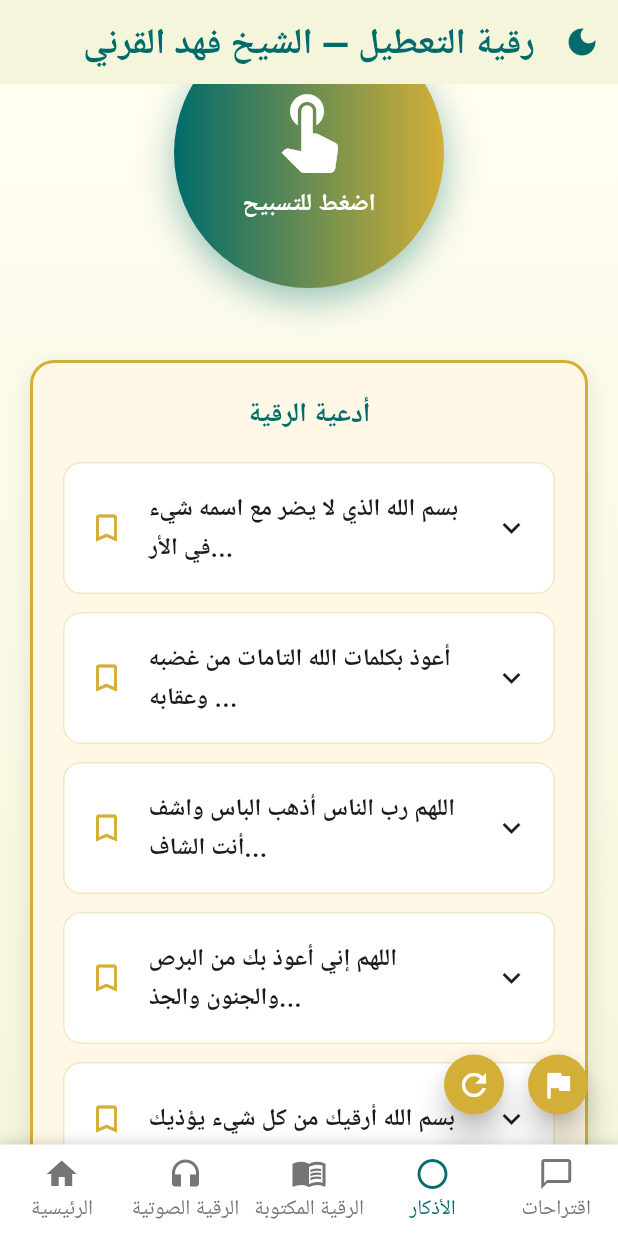
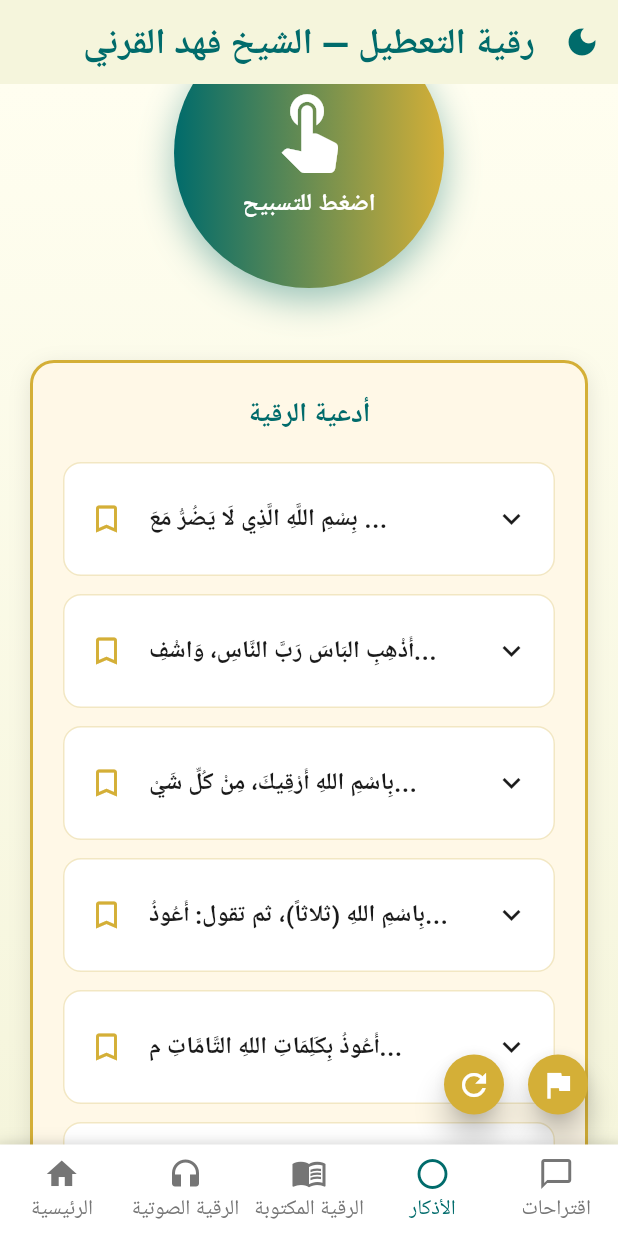
Before and after one commit to ispada88-op/ruqyah-altatil, a Flutter app: the DhikrPage screen opened by its route, scrolled down 576 dp, on a phone screen of 412 x 824 dp. Run offline on Flutter 3.47's test engine with Material 3 defaults, Android fonts, the phone set to English and light mode, and no system bars; our stand-ins replace flutter_animate, go_router, google_fonts, just_audio, just_audio_background, shared_preferences; accounts and stored records are empty; Roboto replaces fonts that are missing (Amiri).

Commit message:
content: استبدال أدعية الرقية بالأدعية الستة الصحيحة المأثورة
Made-with: Cursor

```diff
--- a/lib/pages/dhikr_page.dart
+++ b/lib/pages/dhikr_page.dart
@@ -380,31 +380,37 @@ class _DhikrPageState extends State<DhikrPage> {
                       const SizedBox(height: 16),
                       _buildDuaCard(
                         '(3 مرات)',
-                        'بسم الله الذي لا يضر مع اسمه شيء في الأرض ولا في السماء وهو السميع العليم',
+                        'بِسْمِ اللَّهِ الَّذِي لَا يَضُرُّ مَعَ اسْمِهِ شَيْءٌ فِي الْأَرْضِ وَلَا فِي السَّمَاءِ وَهُوَ السَّمِيعُ الْعَلِيمُ.',
                         isDark,
                       ),
                       const SizedBox(height: 12),
                       _buildDuaCard(
                         '',
-                        'أعوذ بكلمات الله التامات من غضبه وعقابه وشر عباده ومن همزات الشياطين وأن يحضرون',
+                        'أَذْهِبِ البَاسَ رَبَّ النَّاسِ، وَاشْفِ أَنْتَ الشَّافِي، لاَ شِفَاءَ إِلَّا شِفَاؤُكَ، شِفَاءً لاَ يُغَادِرُ سَقَمًا.',
                         isDark,
                       ),
                       const SizedBox(height: 12),
                       _buildDuaCard(
                         '',
-                        'اللهم رب الناس أذهب الباس واشف أنت الشافي لا شفاء إلا شفاؤك',
+                        'بِاسْمِ اللهِ أَرْقِيكَ، مِنْ كُلِّ شَيْءٍ يُؤْذِيكَ، مِنْ شَرِّ كُلِّ نَفْسٍ أَوْ عَيْنِ حَاسِدٍ، اللهُ يَشْفِيكَ بِاسْمِ اللهِ أَرْقِيكَ.',
                         isDark,
                       ),
                       const SizedBox(height: 12),
                       _buildDuaCard(
                         '',
-                        'اللهم إني أعوذ بك من البرص والجنون والجذام',
+                        'بِاسْمِ اللهِ (ثلاثاً)، ثم تقول: أَعُوذُ بِاللهِ وَقُدْرَتِهِ مِنْ شَرِّ مَا أَجِدُ وَأُحَاذِرُ (سبعاً).',
+                        isDark,
+                      ),
+                      const SizedBox(height: 12),
+                      _buildDuaCard(
+                        '(3 مرات)',
+                        'أَعُوذُ بِكَلِمَاتِ اللهِ التَّامَّاتِ مِنْ شَرِّ مَا خَلَقَ.',
                         isDark,
                       ),
                       const SizedBox(height: 12),
                       _buildDuaCard(
                         '',
-                        'بسم الله أرقيك من كل شيء يؤذيك',
+                        'اللَّهُمَّ رَبَّ السَّمَوَاتِ وَرَبَّ الْأَرْضِ وَرَبَّ الْعَرْشِ الْعَظِيمِ، رَبَّنَا وَرَبَّ كُلِّ شَيْءٍ، فَالِقَ الْحَبِّ وَالنَّوَى، وَمُنْزِلَ التَّوْرَاةِ وَالْإِنْجِيلِ وَالْفُرْقَانِ، أَعُوذُ بِكَ مِنْ شَرِّ كُلِّ شَيْءٍ أَنْتَ آخِذٌ بِنَاصِيَتِهِ.',
                         isDark,
                       ),
                     ],
```
